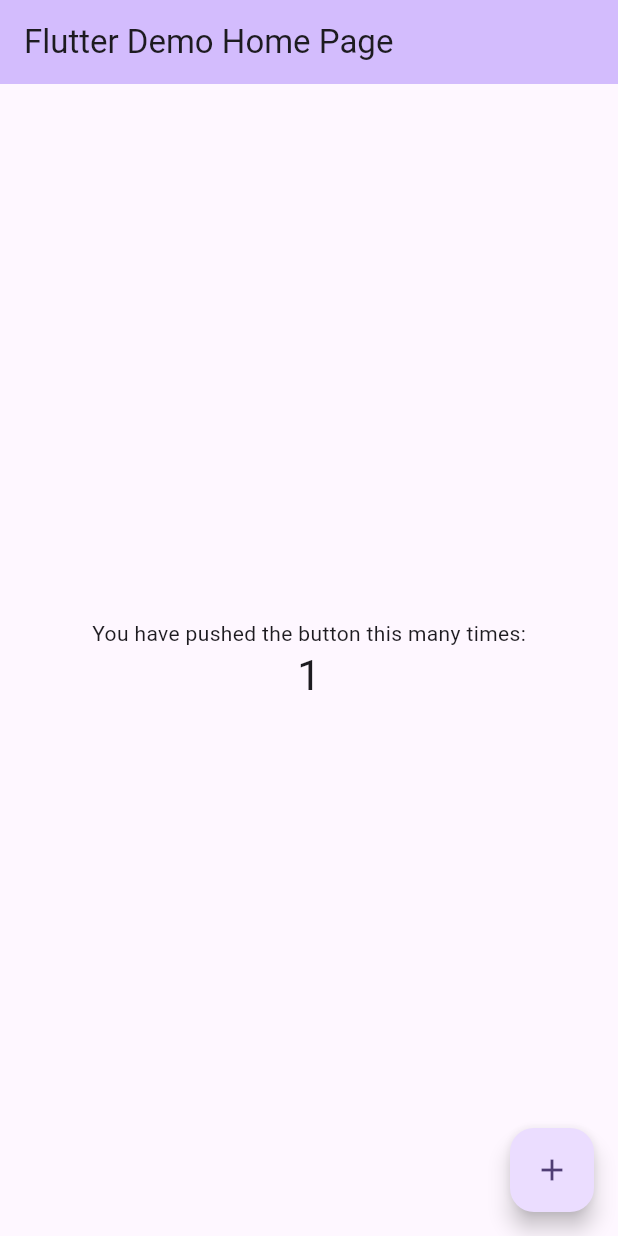
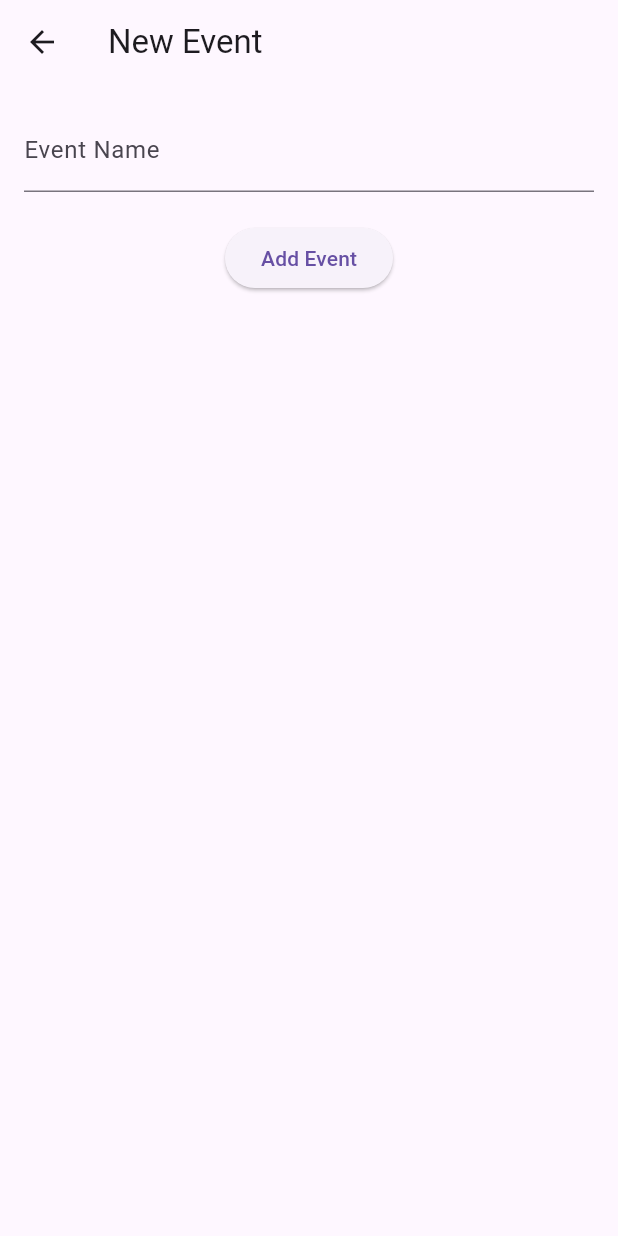
Before and after one commit to emmaframpton/Call-Companion, a Flutter app: the screen it shows after launch, after a tap on the "add" icon, on a phone screen of 412 x 824 dp. Run offline on Flutter 3.47's test engine with Material 3 defaults, Android fonts, the phone set to English and light mode, and no system bars.

Commit message:
added event list buttons

```diff
--- a/lib/main.dart
+++ b/lib/main.dart
@@ -1,125 +1,172 @@
 import 'package:flutter/material.dart';
 
 void main() {
-  runApp(const MyApp());
+  runApp(MyApp());
 }
 
 class MyApp extends StatelessWidget {
-  const MyApp({super.key});
-
-  // This widget is the root of your application.
   @override
   Widget build(BuildContext context) {
     return MaterialApp(
-      title: 'Flutter Demo',
+      title: 'Event Manager',
       theme: ThemeData(
-        // This is the theme of your application.
-        //
-        // TRY THIS: Try running your application with "flutter run". You'll see
-        // the application has a purple toolbar. Then, without quitting the app,
-        // try changing the seedColor in the colorScheme below to Colors.green
-        // and then invoke "hot reload" (save your changes or press the "hot
-        // reload" button in a Flutter-supported IDE, or press "r" if you used
-        // the command line to start the app).
-        //
-        // Notice that the counter didn't reset back to zero; the application
-        // state is not lost during the reload. To reset the state, use hot
-        // restart instead.
-        //
-        // This works for code too, not just values: Most code changes can be
-        // tested with just a hot reload.
-        colorScheme: ColorScheme.fromSeed(seedColor: Colors.deepPurple),
-        useMaterial3: true,
+        primarySwatch: Colors.blue,
       ),
-      home: const MyHomePage(title: 'Flutter Demo Home Page'),
+      home: EventListPage(),
     );
   }
 }
 
-class MyHomePage extends StatefulWidget {
-  const MyHomePage({super.key, required this.title});
-
-  // This widget is the home page of your application. It is stateful, meaning
-  // that it has a State object (defined below) that contains fields that affect
-  // how it looks.
-
-  // This class is the configuration for the state. It holds the values (in this
-  // case the title) provided by the parent (in this case the App widget) and
-  // used by the build method of the State. Fields in a Widget subclass are
-  // always marked "final".
-
-  final String title;
-
+class EventListPage extends StatefulWidget {
   @override
-  State<MyHomePage> createState() => _MyHomePageState();
+  _EventListPageState createState() => _EventListPageState();
 }
 
-class _MyHomePageState extends State<MyHomePage> {
-  int _counter = 0;
+class _EventListPageState extends State<EventListPage> {
+  List<String> events = []; // Stores event descriptions
 
-  void _incrementCounter() {
+  void addEvent(String event) {
     setState(() {
-      // This call to setState tells the Flutter framework that something has
-      // changed in this State, which causes it to rerun the build method below
-      // so that the display can reflect the updated values. If we changed
-      // _counter without calling setState(), then the build method would not be
-      // called again, and so nothing would appear to happen.
-      _counter++;
+      events.add(event);
+    });
+  }
+
+  void editEvent(int index, String newEvent) {
+    setState(() {
+      events[index] = newEvent;
     });
   }
 
   @override
   Widget build(BuildContext context) {
-    // This method is rerun every time setState is called, for instance as done
-    // by the _incrementCounter method above.
-    //
-    // The Flutter framework has been optimized to make rerunning build methods
-    // fast, so that you can just rebuild anything that needs updating rather
-    // than having to individually change instances of widgets.
     return Scaffold(
       appBar: AppBar(
-        // TRY THIS: Try changing the color here to a specific color (to
-        // Colors.amber, perhaps?) and trigger a hot reload to see the AppBar
-        // change color while the other colors stay the same.
-        backgroundColor: Theme.of(context).colorScheme.inversePrimary,
-        // Here we take the value from the MyHomePage object that was created by
-        // the App.build method, and use it to set our appbar title.
-        title: Text(widget.title),
+        title: Text('Event List'),
       ),
-      body: Center(
-        // Center is a layout widget. It takes a single child and positions it
-        // in the middle of the parent.
+      body: ListView.builder(
+        itemCount: events.length + 1, // extra for +
+        itemBuilder: (context, index) {
+          if (index == 0) {
+            // the + rectangle
+            return InkWell(
+              onTap: () async {
+                final newEvent = await Navigator.push(
+                  context,
+                  MaterialPageRoute(
+                    builder: (context) => NewEventPage(),
+                  ),
+                );
+                if (newEvent != null) {
+                  addEvent(newEvent);
+                }
+              },
+              child: Container(
+                margin: EdgeInsets.all(8.0),
+                height: 60,
+                color: Colors.grey[300],
+                child: Center(
+                  child: Icon(Icons.add, color: Colors.black, size: 32),
+                ),
+              ),
+            );
+          } else {
+            // List of events with updated color and border
+            final eventIndex = index - 1;
+            return InkWell(
+              onTap: () async {
+                final editedEvent = await Navigator.push(
+                  context,
+                  MaterialPageRoute(
+                    builder: (context) => EditEventPage(
+                      event: events[eventIndex],
+                    ),
+                  ),
+                );
+                if (editedEvent != null) {
+                  editEvent(eventIndex, editedEvent);
+                }
+              },
+              child: Container(
+                margin: EdgeInsets.all(8.0),
+                height: 60,
+                decoration: BoxDecoration(
+                  color: Color(0xFFB57BD5), // Rectangle color
+                  border: Border.all(
+                    color: Color(0xFF560A7E), // Border color
+                    width: 2.0,
+                  ),
+                  borderRadius: BorderRadius.circular(8.0),
+                ),
+                child: Center(
+                  child: Text(
+                    events[eventIndex],
+                    style: TextStyle(fontSize: 18, color: Colors.white),
+                  ),
+                ),
+              ),
+            );
+          }
+        },
+      ),
+    );
+  }
+}
+
+class NewEventPage extends StatelessWidget {
+  final TextEditingController controller = TextEditingController();
+
+  @override
+  Widget build(BuildContext context) {
+    return Scaffold(
+      appBar: AppBar(title: Text('New Event')),
+      body: Padding(
+        padding: const EdgeInsets.all(16.0),
         child: Column(
-          // Column is also a layout widget. It takes a list of children and
-          // arranges them vertically. By default, it sizes itself to fit its
-          // children horizontally, and tries to be as tall as its parent.
-          //
-          // Column has various properties to control how it sizes itself and
-          // how it positions its children. Here we use mainAxisAlignment to
-          // center the children vertically; the main axis here is the vertical
-          // axis because Columns are vertical (the cross axis would be
-          // horizontal).
-          //
-          // TRY THIS: Invoke "debug painting" (choose the "Toggle Debug Paint"
-          // action in the IDE, or press "p" in the console), to see the
-          // wireframe for each widget.
-          mainAxisAlignment: MainAxisAlignment.center,
-          children: <Widget>[
-            const Text(
-              'You have pushed the button this many times:',
+          children: [
+            TextField(
+              controller: controller,
+              decoration: InputDecoration(labelText: 'Event Name'),
             ),
-            Text(
-              '$_counter',
-              style: Theme.of(context).textTheme.headlineMedium,
+            SizedBox(height: 20),
+            ElevatedButton(
+              onPressed: () {
+                Navigator.pop(context, controller.text);
+              },
+              child: Text('Add Event'),
             ),
           ],
         ),
       ),
-      floatingActionButton: FloatingActionButton(
-        onPressed: _incrementCounter,
-        tooltip: 'Increment',
-        child: const Icon(Icons.add),
-      ), // This trailing comma makes auto-formatting nicer for build methods.
     );
   }
 }
+
+class EditEventPage extends StatelessWidget {
+  final TextEditingController controller;
+  EditEventPage({required String event}) : controller = TextEditingController(text: event);
+
+  @override
+  Widget build(BuildContext context) {
+    return Scaffold(
+      appBar: AppBar(title: Text('Edit Event')),
+      body: Padding(
+        padding: const EdgeInsets.all(16.0),
+        child: Column(
+          children: [
+            TextField(
+              controller: controller,
+              decoration: InputDecoration(labelText: 'Edit Event Name'),
+            ),
+            SizedBox(height: 20),
+            ElevatedButton(
+              onPressed: () {
+                Navigator.pop(context, controller.text);
+              },
+              child: Text('Save Changes'),
+            ),
+          ],
+        ),
+      ),
+    );
+  }
+}
```
